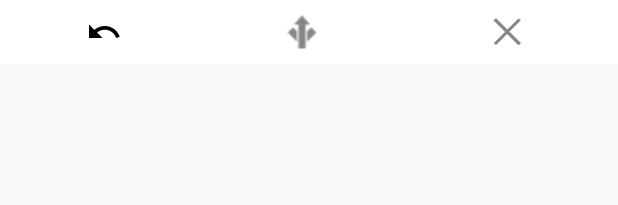
After one commit to alfredogochez/uca_mapsII, an Android app: the layout multi_point_actions.xml on its own in the app's theme, with its tools: preview values and no code run, on a phone screen of 412 x 824 dp. The commit adds this screen. Shown: the top 205 px of the screen. Run offline under Robolectric (Android 15) with nearby library versions, the phone set to English and light mode, and no system bars.

Commit message:
ya funciona todo el modo editar

```diff
--- a/ucampas/app/src/main/java/zero/ucamaps/MainActivity.java
+++ b/ucampas/app/src/main/java/zero/ucamaps/MainActivity.java
@@ -372,6 +372,7 @@ public class MainActivity extends ActionBarActivity {
             public void onClick() {
 
                 MapFragment.editMode = !MapFragment.editMode;
+                mapFragment.showEditionMenu();
                 mDrawerLayout.setDrawerLockMode(DrawerLayout.LOCK_MODE_LOCKED_CLOSED);
             }
 
--- /dev/null
+++ b/ucampas/app/src/main/res/layout/multi_point_actions.xml
@@ -0,0 +1,34 @@
+<?xml version="1.0" encoding="utf-8"?>
+<LinearLayout xmlns:android="http://schemas.android.com/apk/res/android"
+    android:id="@+id/linearLayoutMPA"
+    android:layout_width="match_parent"
+    android:layout_height="wrap_content"
+    android:background="@android:color/white"
+    android:orientation="horizontal"
+    android:padding="5dp" >
+
+<ImageView
+        android:id="@+id/imageReturn"
+        android:layout_width="wrap_content"
+        android:layout_height="wrap_content"
+        android:layout_gravity="center_vertical"
+        android:contentDescription="Button to undo last point"
+        android:src="@drawable/ic_undo_black_24dp"
+        android:layout_weight="1" />
+    <ImageView
+        android:id="@+id/imageSave"
+        android:layout_width="wrap_content"
+        android:layout_height="wrap_content"
+        android:layout_gravity="center_vertical"
+        android:contentDescription="Button to route given points"
+        android:src="@drawable/ic_routing_take_center_fork"
+        android:layout_weight="1" />
+    <ImageView
+        android:id="@+id/imageQuit"
+        android:layout_width="wrap_content"
+        android:layout_height="wrap_content"
+        android:layout_gravity="center_vertical"
+        android:contentDescription="Button to exit edit mode"
+        android:src="@drawable/ic_action_cancel"
+        android:layout_weight="1" />
+</LinearLayout>
--- a/ucampas/app/src/main/res/layout/searchview.xml
+++ b/ucampas/app/src/main/res/layout/searchview.xml
@@ -7,7 +7,8 @@
     android:layout_marginRight="15dp"
     android:layout_marginTop="20dp"
     android:background="@android:color/white"
-    android:orientation="horizontal" >
+    android:orientation="horizontal"
+    android:nestedScrollingEnabled="false">
 
     <SearchView
         android:id="@+id/searchView1"
```
Also changed, not shown: ucampas/app/src/main/java/zero/ucamaps/MapFragment.java (+120 -11 lines), ucampas/app/src/main/res/drawable-hdpi/ic_undo_black_24dp.png (added), ucampas/app/src/main/res/drawable-mdpi/ic_undo_black_24dp.png (added), ucampas/app/src/main/res/drawable-xhdpi/ic_undo_black_24dp.png (added), ucampas/app/src/main/res/drawable-xxhdpi/ic_undo_black_24dp.png (added), ucampas/app/src/main/res/drawable-xxxhdpi/ic_undo_black_24dp.png (added).
